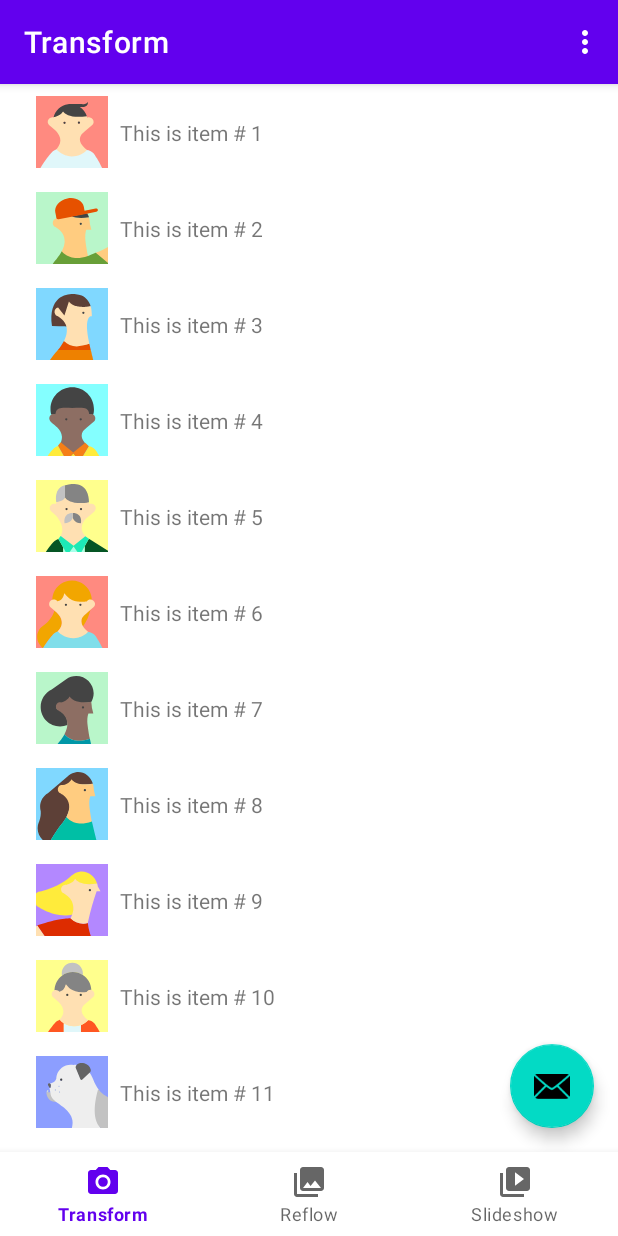
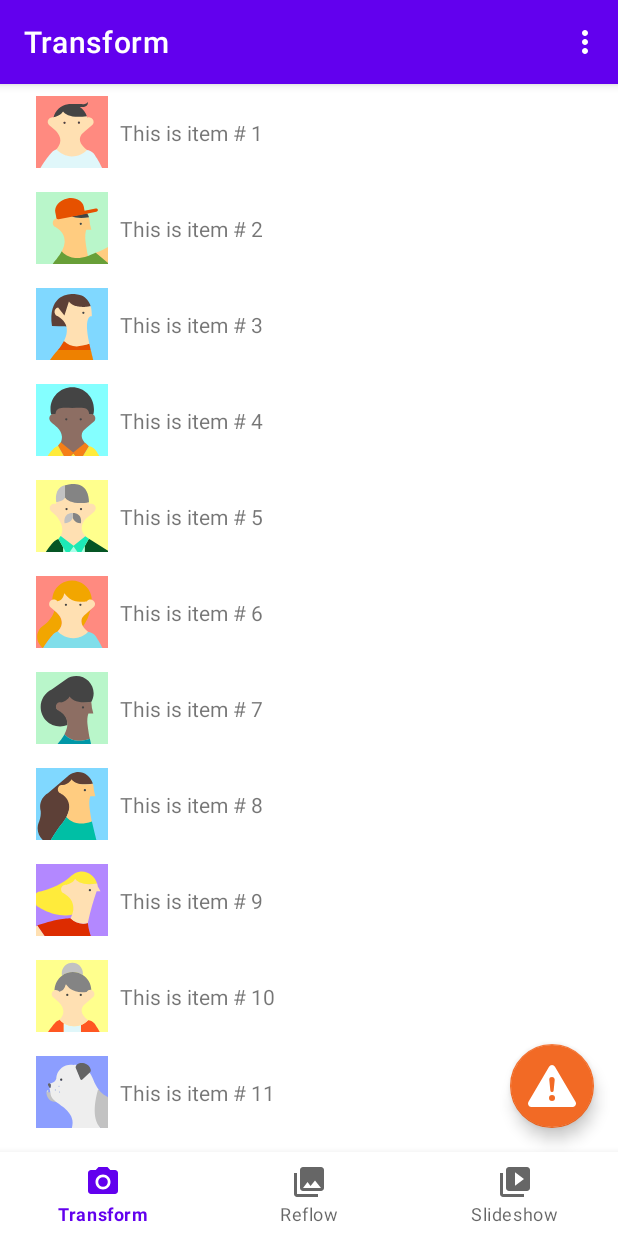
Before and after one commit to HelloImKevo/AndroidPresentationDisplayDemo, an Android app: the screen it shows after launch (MainActivity), on a phone screen of 412 x 824 dp. Run offline under Robolectric (Android 15) with nearby library versions, the phone set to English and light mode, and no system bars; our stand-ins replace navigation-ui; 5 statements that could not run were skipped.

Commit message:
Add static image examples to Main Screen and Customer-facing Screen (#7)
Description:
- Delete the layout XMLs for "Medium-sized Tablets" support, which aren't
  relevant to this integration effort.
- Condense all the layouts into either Portrait, or SW-720 Landscape.
- Fixed the Nav View Header - it will now correctly show the Device Family.
- The Exclamation Mark FAB (Floating Action Button) will now trigger the
  full-screen Landscape POS static image. You can click the "Exit" button
  to hide it and return to the normal app.
- The Customer Facing Display will now show a static Cart image in the right
  panel, and an EditText field for Phone Number Entry; however, the Soft
  Keyboard is not showing up on the CFD. Added a `TODO` to circle back.

Related Issue(s):
https://gpproduct.atlassian.net/browse/PPA-9661

```diff
--- a/app/src/main/java/com/kevo/displaydemo/MainActivity.kt
+++ b/app/src/main/java/com/kevo/displaydemo/MainActivity.kt
@@ -1,10 +1,12 @@
 package com.kevo.displaydemo
 
 import android.os.Bundle
+import android.util.Log
 import android.view.Display
 import android.view.Menu
 import android.view.MenuItem
 import android.widget.TextView
+import androidx.core.view.isVisible
 import androidx.navigation.findNavController
 import androidx.navigation.fragment.NavHostFragment
 import androidx.navigation.ui.AppBarConfiguration
@@ -12,13 +14,13 @@ import androidx.navigation.ui.navigateUp
 import androidx.navigation.ui.setupActionBarWithNavController
 import androidx.navigation.ui.setupWithNavController
 import com.google.android.material.navigation.NavigationView
-import com.google.android.material.snackbar.Snackbar
 import com.kevo.displaydemo.databinding.ActivityMainBinding
 import com.kevo.displaydemo.service.ServiceManager
 import com.kevo.displaydemo.ui.BaseActivity
 import com.kevo.displaydemo.ui.secondarydisplay.PresentationHelper
 import com.kevo.displaydemo.ui.secondarydisplay.SimplePresentationFragment
 import com.kevo.displaydemo.util.DeviceHelper
+import com.kevo.displaydemo.util.SnackbarHelper
 
 class MainActivity : BaseActivity(), PresentationHelper.Listener {
 
@@ -37,15 +39,19 @@ class MainActivity : BaseActivity(), PresentationHelper.Listener {
         setSupportActionBar(binding.appBarMain.toolbar)
 
         binding.appBarMain.fab?.setOnClickListener { view ->
-            Snackbar.make(view, "Replace with your own action", Snackbar.LENGTH_LONG)
-                .setAction("Action", null).show()
+            binding.containerFullScreenImage?.isVisible = true
+            SnackbarHelper.showLong(
+                binding.btnExitFullScreen ?: view,
+                "Showing full screen POS demo image"
+            )
         }
 
-        val navHostFragment =
-            (supportFragmentManager.findFragmentById(R.id.nav_host_fragment_content_main) as NavHostFragment?)!!
+        val navHostFragment: NavHostFragment = supportFragmentManager.findFragmentById(
+            R.id.nav_host_fragment_content_main
+        ) as NavHostFragment
         val navController = navHostFragment.navController
 
-        binding.navView?.let {
+        binding.appBarMain.contentMain.navView?.let {
             appBarConfiguration = AppBarConfiguration(
                 setOf(
                     R.id.nav_transform,
@@ -57,11 +63,6 @@ class MainActivity : BaseActivity(), PresentationHelper.Listener {
                 ),
                 binding.drawerLayout
             )
-
-            // FIXME: This isn't working ...
-            // Update Nav Drawer subtitle to show the Device Family Identifier
-            it.findViewById<TextView>(R.id.nav_header_subtitle)?.text =
-                    DeviceHelper.generateDeviceFamilyIdentifier()
             setupActionBarWithNavController(navController, appBarConfiguration)
             it.setupWithNavController(navController)
         }
@@ -78,6 +79,17 @@ class MainActivity : BaseActivity(), PresentationHelper.Listener {
             )
             setupActionBarWithNavController(navController, appBarConfiguration)
             it.setupWithNavController(navController)
+        }
+
+        binding.appBarMain.contentMain.navView?.let {
+            // Update Nav Drawer subtitle to show the Device Family Identifier
+            it.getHeaderView(0)?.findViewById<TextView>(R.id.nav_header_subtitle)?.text =
+                    DeviceHelper.generateDeviceFamilyIdentifier()
+        }
+
+        binding.btnExitFullScreen?.setOnClickListener {
+            Log.w(TAG, "Hiding the full screen image")
+            binding.containerFullScreenImage?.isVisible = false
         }
 
         presentationHelper = PresentationHelper(this, this)
--- a/app/src/main/java/com/kevo/displaydemo/ui/secondarydisplay/PresentationFragment.kt
+++ b/app/src/main/java/com/kevo/displaydemo/ui/secondarydisplay/PresentationFragment.kt
@@ -8,6 +8,8 @@ import android.util.Log
 import android.view.Display
 import androidx.fragment.app.DialogFragment
 
+// TODO: Need to figure out how to show the Soft Keyboard, which currently only works in
+//  the default "Screen Mirroring" mode
 open class PresentationFragment : DialogFragment() {
 
     private var display: Display? = null
--- /dev/null
+++ b/app/src/main/res/drawable/ic_fa_exclamation_triangle_fill.xml
@@ -0,0 +1,10 @@
+<!-- Angular Bootstrap - Font Awesome - Exclamation Triangle Fill -->
+<vector xmlns:android="http://schemas.android.com/apk/res/android"
+    android:width="24dp"
+    android:height="24dp"
+    android:viewportWidth="16"
+    android:viewportHeight="16">
+    <path
+        android:fillColor="#fff"
+        android:pathData="M8.982,1.566a1.13,1.13 0,0 0,-1.96 0L0.165,13.233c-0.457,0.778 0.091,1.767 0.98,1.767h13.713c0.889,0 1.438,-0.99 0.98,-1.767L8.982,1.566zM8,5c0.535,0 0.954,0.462 0.9,0.995l-0.35,3.507a0.552,0.552 0,0 1,-1.1 0L7.1,5.995A0.905,0.905 0,0 1,8 5zM8.002,11a1,1 0,1 1,0 2,1 1,0 0,1 0,-2z" />
+</vector>
--- a/app/src/main/res/drawable/side_nav_bar.xml
+++ b/app/src/main/res/drawable/side_nav_bar.xml
@@ -2,8 +2,7 @@
     android:shape="rectangle">
     <gradient
         android:angle="135"
-        android:centerColor="#009688"
-        android:endColor="#00695C"
-        android:startColor="#4DB6AC"
+        android:endColor="#FF8300"
+        android:startColor="#FFCE33"
         android:type="linear" />
 </shape>
--- /dev/null
+++ b/app/src/main/res/layout-sw720dp/activity_main.xml
@@ -0,0 +1,46 @@
+<?xml version="1.0" encoding="utf-8"?>
+<FrameLayout xmlns:android="http://schemas.android.com/apk/res/android"
+    xmlns:app="http://schemas.android.com/apk/res-auto"
+    xmlns:tools="http://schemas.android.com/tools"
+    android:id="@+id/activity_container"
+    android:layout_width="match_parent"
+    android:layout_height="match_parent">
+
+    <include
+        android:id="@+id/app_bar_main"
+        layout="@layout/app_bar_main"
+        android:layout_width="match_parent"
+        android:layout_height="match_parent" />
+
+    <!--
+    Full Screen Overlay that can be used to display
+    mocked images of other landscape applications
+    -->
+    <androidx.constraintlayout.widget.ConstraintLayout
+        android:id="@+id/container_full_screen_image"
+        android:layout_width="match_parent"
+        android:layout_height="match_parent"
+        android:visibility="gone"
+        tools:visibility="gone">
+
+        <ImageView
+            android:id="@+id/image_full_screen"
+            android:layout_width="match_parent"
+            android:layout_height="match_parent"
+            android:contentDescription="@null"
+            android:src="@drawable/order_entry_screen_example" />
+
+        <Button
+            android:id="@+id/btn_exit_full_screen"
+            android:layout_width="280dp"
+            android:layout_height="60dp"
+            android:text="Click Here to Exit"
+            android:textSize="18sp"
+            app:backgroundTint="#f26a25"
+            app:layout_constraintBottom_toBottomOf="parent"
+            app:layout_constraintEnd_toEndOf="parent"
+            app:layout_constraintStart_toStartOf="parent"
+            app:layout_constraintTop_toTopOf="parent"
+            app:layout_constraintVertical_bias="0.88" />
+    </androidx.constraintlayout.widget.ConstraintLayout>
+</FrameLayout>
--- a/app/src/main/res/layout-w1240dp/content_main.xml
+++ b/app/src/main/res/layout-sw720dp/content_main.xml
@@ -29,7 +29,10 @@
         android:contentDescription="@string/fab_content_description"
         app:layout_constraintBottom_toBottomOf="parent"
         app:layout_constraintEnd_toEndOf="parent"
-        app:srcCompat="@android:drawable/ic_dialog_email" />
+        app:backgroundTint="#f26a25"
+        app:maxImageSize="32dp"
+        app:srcCompat="@drawable/ic_fa_exclamation_triangle_fill"
+        app:tint="#fff" />
 
     <com.google.android.material.navigation.NavigationView
         android:id="@+id/nav_view"
--- a/app/src/main/res/layout-w1240dp/activity_main.xml
+++ /dev/null
@@ -1,12 +0,0 @@
-<?xml version="1.0" encoding="utf-8"?>
-<FrameLayout xmlns:android="http://schemas.android.com/apk/res/android"
-    android:id="@+id/activity_container"
-    android:layout_width="match_parent"
-    android:layout_height="match_parent">
-
-    <include
-        android:id="@+id/app_bar_main"
-        layout="@layout/app_bar_main"
-        android:layout_width="match_parent"
-        android:layout_height="match_parent" />
-</FrameLayout>
--- a/app/src/main/res/layout-w600dp/activity_main.xml
+++ /dev/null
@@ -1,35 +0,0 @@
-<?xml version="1.0" encoding="utf-8"?>
-<!--
-Wrap the DrawerLayout with FrameLayout to use the same View type for the same view ID
-across the layout configurations
--->
-<FrameLayout xmlns:android="http://schemas.android.com/apk/res/android"
-    xmlns:app="http://schemas.android.com/apk/res-auto"
-    xmlns:tools="http://schemas.android.com/tools"
-    android:id="@+id/activity_container"
-    android:layout_width="match_parent"
-    android:layout_height="match_parent">
-
-    <androidx.drawerlayout.widget.DrawerLayout
-        android:id="@+id/drawer_layout"
-        android:layout_width="match_parent"
-        android:layout_height="match_parent"
-        android:fitsSystemWindows="true"
-        tools:openDrawer="start">
-
-        <com.google.android.material.navigation.NavigationView
-            android:id="@+id/nav_view"
-            android:layout_width="wrap_content"
-            android:layout_height="match_parent"
-            android:layout_gravity="start"
-            android:fitsSystemWindows="true"
-            app:headerLayout="@layout/nav_header_main"
-            app:menu="@menu/navigation_drawer" />
-
-        <include
-            android:id="@+id/app_bar_main"
-            layout="@layout/app_bar_main"
-            android:layout_width="match_parent"
-            android:layout_height="match_parent" />
-    </androidx.drawerlayout.widget.DrawerLayout>
-</FrameLayout>
--- a/app/src/main/res/layout-w600dp/app_bar_main.xml
+++ /dev/null
@@ -1,37 +0,0 @@
-<?xml version="1.0" encoding="utf-8"?>
-<androidx.coordinatorlayout.widget.CoordinatorLayout xmlns:android="http://schemas.android.com/apk/res/android"
-    xmlns:app="http://schemas.android.com/apk/res-auto"
-    xmlns:tools="http://schemas.android.com/tools"
-    android:id="@+id/coordinator_layout"
-    android:layout_width="match_parent"
-    android:layout_height="match_parent"
-    tools:context=".MainActivity">
-
-    <com.google.android.material.appbar.AppBarLayout
-        android:layout_width="match_parent"
-        android:layout_height="wrap_content"
-        android:theme="@style/Theme.AndroidPresentationDisplayDemo.AppBarOverlay">
-
-        <androidx.appcompat.widget.Toolbar
-            android:id="@+id/toolbar"
-            android:layout_width="match_parent"
-            android:layout_height="?attr/actionBarSize"
-            android:background="?attr/colorPrimary"
-            app:popupTheme="@style/Theme.AndroidPresentationDisplayDemo.PopupOverlay" />
-
-    </com.google.android.material.appbar.AppBarLayout>
-
-    <com.google.android.material.floatingactionbutton.FloatingActionButton
-        android:id="@+id/fab"
-        android:layout_width="wrap_content"
-        android:layout_height="wrap_content"
-        android:layout_gravity="bottom|end"
-        android:layout_marginEnd="@dimen/fab_margin"
-        android:layout_marginBottom="16dp"
-        android:contentDescription="@string/fab_content_description"
-        app:srcCompat="@android:drawable/ic_dialog_email" />
-
-    <include
-        android:id="@+id/content_main"
-        layout="@layout/content_main" />
-</androidx.coordinatorlayout.widget.CoordinatorLayout>
--- a/app/src/main/res/layout-w600dp/content_main.xml
+++ /dev/null
@@ -1,23 +0,0 @@
-<?xml version="1.0" encoding="utf-8"?>
-<androidx.constraintlayout.widget.ConstraintLayout xmlns:android="http://schemas.android.com/apk/res/android"
-    xmlns:app="http://schemas.android.com/apk/res-auto"
-    xmlns:tools="http://schemas.android.com/tools"
-    android:layout_width="match_parent"
-    android:layout_height="match_parent"
-    app:layout_behavior="@string/appbar_scrolling_view_behavior"
-    tools:showIn="@layout/app_bar_main">
-
-    <androidx.fragment.app.FragmentContainerView
-        android:id="@+id/nav_host_fragment_content_main"
-        android:name="androidx.navigation.fragment.NavHostFragment"
-        android:layout_width="0dp"
-        android:layout_height="0dp"
-        android:layout_marginLeft="@dimen/fragment_horizontal_margin"
-        android:layout_marginRight="@dimen/fragment_horizontal_margin"
-        app:defaultNavHost="true"
-        app:layout_constraintBottom_toBottomOf="parent"
-        app:layout_constraintLeft_toLeftOf="parent"
-        app:layout_constraintRight_toRightOf="parent"
-        app:layout_constraintTop_toTopOf="parent"
-        app:navGraph="@navigation/mobile_navigation" />
-</androidx.constraintlayout.widget.ConstraintLayout>
--- a/app/src/main/res/layout/app_bar_main.xml
+++ b/app/src/main/res/layout/app_bar_main.xml
@@ -20,7 +20,10 @@
             android:layout_gravity="bottom|end"
             android:layout_margin="@dimen/fab_margin"
             android:contentDescription="@string/fab_content_description"
-            app:srcCompat="@android:drawable/ic_dialog_email" />
+            app:backgroundTint="#f26a25"
+            app:maxImageSize="32dp"
+            app:srcCompat="@drawable/ic_fa_exclamation_triangle_fill"
+            app:tint="#fff" />
     </androidx.coordinatorlayout.widget.CoordinatorLayout>
 
     <com.google.android.material.appbar.AppBarLayout
--- a/app/src/main/res/layout/nav_header_main.xml
+++ b/app/src/main/res/layout/nav_header_main.xml
@@ -1,6 +1,7 @@
 <?xml version="1.0" encoding="utf-8"?>
 <LinearLayout xmlns:android="http://schemas.android.com/apk/res/android"
     xmlns:app="http://schemas.android.com/apk/res-auto"
+    xmlns:tools="http://schemas.android.com/tools"
     android:layout_width="match_parent"
     android:layout_height="176dp"
     android:background="@drawable/side_nav_bar"
@@ -26,5 +27,5 @@
         android:id="@+id/nav_header_subtitle"
         android:layout_width="wrap_content"
         android:layout_height="wrap_content"
-        android:text="@string/nav_header_subtitle" />
+        tools:text="android.studio@android.com" />
 </LinearLayout>
--- a/app/src/main/res/layout/second_screen_logo.xml
+++ b/app/src/main/res/layout/second_screen_logo.xml
@@ -3,7 +3,8 @@
     xmlns:app="http://schemas.android.com/apk/res-auto"
     xmlns:tools="http://schemas.android.com/tools"
     android:layout_width="match_parent"
-    android:layout_height="match_parent">
+    android:layout_height="match_parent"
+    android:background="#e0e0e0">
 
     <androidx.appcompat.widget.LinearLayoutCompat
         android:layout_width="wrap_content"
@@ -11,7 +12,7 @@
         android:gravity="center_horizontal"
         android:orientation="vertical"
         app:layout_constraintBottom_toBottomOf="parent"
-        app:layout_constraintEnd_toEndOf="parent"
+        app:layout_constraintEnd_toStartOf="@id/image_right_panel"
         app:layout_constraintStart_toStartOf="parent"
         app:layout_constraintTop_toTopOf="parent">
 
@@ -45,5 +46,33 @@
             android:layout_marginTop="12dp"
             android:backgroundTint="#26a65b"
             android:text="Green Button" />
+
+        <TextView
+            android:layout_width="wrap_content"
+            android:layout_height="wrap_content"
+            android:layout_marginTop="6dp"
+            android:text="Enter your Phone Number:"
+            android:textSize="14dp" />
+
+        <androidx.appcompat.widget.AppCompatEditText
+            android:layout_width="240dp"
+            android:layout_height="wrap_content"
+            android:gravity="center_horizontal"
+            android:hint="(909) 555-1234"
+            android:inputType="phone" />
     </androidx.appcompat.widget.LinearLayoutCompat>
+
+    <ImageView
+        android:id="@+id/image_right_panel"
+        android:layout_width="334dp"
+        android:layout_height="match_parent"
+        android:layout_marginEnd="4dp"
+        android:layout_marginBottom="6dp"
+        android:contentDescription="@null"
+        android:scaleType="fitEnd"
+        android:src="@drawable/cart_with_products_example"
+        app:layout_constraintBottom_toBottomOf="parent"
+        app:layout_constraintEnd_toEndOf="parent"
+        app:layout_constraintTop_toTopOf="parent"
+        tools:background="#fae" />
 </androidx.constraintlayout.widget.ConstraintLayout>
--- a/app/src/main/res/values/strings.xml
+++ b/app/src/main/res/values/strings.xml
@@ -3,7 +3,6 @@
     <string name="navigation_drawer_open">Open navigation drawer</string>
     <string name="navigation_drawer_close">Close navigation drawer</string>
     <string name="nav_header_title">Device Family</string>
-    <string name="nav_header_subtitle">android.studio@android.com</string>
     <string name="nav_header_desc">Navigation header</string>
     <string name="action_settings">Settings</string>
 
```
Also changed, not shown: app/src/main/res/drawable/cart_with_products_example.png (added), app/src/main/res/drawable/order_entry_screen_example.png (added), app/src/main/res/layout-sw720dp/app_bar_main.xml (renamed from app/src/main/res/layout-w1240dp/app_bar_main.xml), app/src/main/res/layout-sw720dp/fragment_transform.xml (renamed from app/src/main/res/layout-w600dp/fragment_transform.xml), app/src/main/res/layout-sw720dp/item_transform.xml (renamed from app/src/main/res/layout-w600dp/item_transform.xml).
